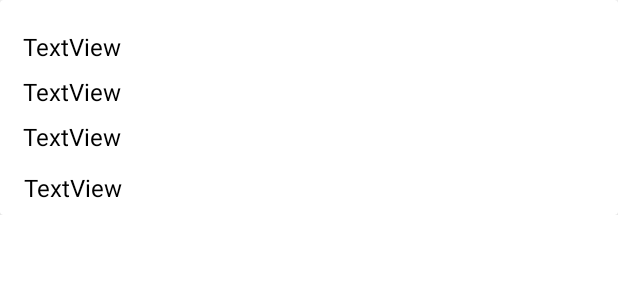
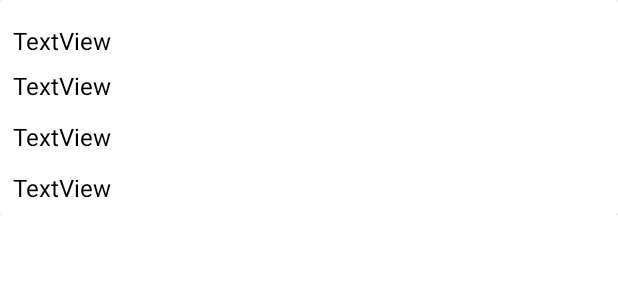
Before and after one commit to wrosado24/shop-online-android, an Android app: the layout compras.xml on its own in the app's theme, with its tools: preview values and no code run, on a phone screen of 412 x 824 dp. Shown: the top 300 px of the screen. Run offline under Robolectric (Android 15) with nearby library versions, the phone set to English and light mode, and no system bars; network calls fail.

Commit message:
añadido nuevas cosas

```diff
--- a/app/src/main/java/com/example/tiendaonline/Adaptador1.java
+++ b/app/src/main/java/com/example/tiendaonline/Adaptador1.java
@@ -45,7 +45,7 @@ public class Adaptador1 extends RecyclerView.Adapter<Adaptador1.myHolder>{
 
         holder.txtNombre.setText(producto.getNombre());
         holder.txtDescripcion.setText(producto.getDescripcion());
-        holder.txtMonto.setText(String.valueOf(producto.getMonto()));
+        holder.txtMonto.setText("S/. " + String.valueOf(producto.getMonto()));
 
         holder.miLayout.setOnClickListener(new View.OnClickListener() {
             @Override
--- a/app/src/main/java/com/example/tiendaonline/InicioFragment.java
+++ b/app/src/main/java/com/example/tiendaonline/InicioFragment.java
@@ -76,8 +76,6 @@ public class InicioFragment extends Fragment {
     }
 
     void listarProductos(){
-        Intent it = new Intent(getContext(), Login.class);
-        getContext().startActivity(it);
         String enlace = URL;
         productos = new ArrayList<>();
         jrq = new JsonObjectRequest(Request.Method.GET, enlace, null, new Response.Listener<JSONObject>() {
--- a/app/src/main/java/com/example/tiendaonline/Login.java
+++ b/app/src/main/java/com/example/tiendaonline/Login.java
@@ -62,7 +62,7 @@ public class Login extends AppCompatActivity {
                             logueo.setNombre(fila.getString("contrasena"));
                         }
                         guardarCredenciales(logueo.getId(), logueo.getNombre());
-                        Toast.makeText(getApplication(), "Bienvenido " + logueo.getNombre() + " " + logueo.getApellido(), Toast.LENGTH_SHORT).show();
+                        Toast.makeText(getApplication(), "Bienvenido " + logueo.getNombre(), Toast.LENGTH_SHORT).show();
 
                         Intent intent = new Intent(Login.this, MainActivity.class);
                         startActivity(intent);
--- a/app/src/main/res/layout/compras.xml
+++ b/app/src/main/res/layout/compras.xml
@@ -17,53 +17,53 @@
 
             <TextView
                 android:id="@+id/txtComprasSku"
-                android:layout_width="wrap_content"
+                android:layout_width="350dp"
                 android:layout_height="wrap_content"
-                android:layout_marginTop="20dp"
+                android:layout_marginTop="16dp"
                 android:text="TextView"
                 android:textColor="#000000"
                 android:textSize="16sp"
                 app:layout_constraintEnd_toEndOf="parent"
-                app:layout_constraintHorizontal_bias="0.045"
+                app:layout_constraintHorizontal_bias="0.144"
                 app:layout_constraintStart_toStartOf="parent"
                 app:layout_constraintTop_toTopOf="parent" />
 
             <TextView
                 android:id="@+id/txtComprasNombre"
-                android:layout_width="wrap_content"
+                android:layout_width="350dp"
                 android:layout_height="wrap_content"
                 android:layout_marginTop="8dp"
                 android:text="TextView"
                 android:textColor="#000000"
                 android:textSize="16sp"
                 app:layout_constraintEnd_toEndOf="parent"
-                app:layout_constraintHorizontal_bias="0.045"
+                app:layout_constraintHorizontal_bias="0.144"
                 app:layout_constraintStart_toStartOf="parent"
                 app:layout_constraintTop_toBottomOf="@+id/txtComprasSku" />
 
             <TextView
                 android:id="@+id/txtCompraCantidad"
-                android:layout_width="wrap_content"
-                android:layout_height="wrap_content"
-                android:layout_marginTop="8dp"
-                android:text="TextView"
-                android:textColor="#000000"
-                android:textSize="16sp"
-                app:layout_constraintEnd_toEndOf="parent"
-                app:layout_constraintHorizontal_bias="0.045"
-                app:layout_constraintStart_toStartOf="parent"
-                app:layout_constraintTop_toBottomOf="@+id/txtComprasNombre" />
-
-            <TextView
-                android:id="@+id/txtCompraMonto"
-                android:layout_width="wrap_content"
+                android:layout_width="350dp"
                 android:layout_height="wrap_content"
                 android:layout_marginTop="12dp"
                 android:text="TextView"
                 android:textColor="#000000"
                 android:textSize="16sp"
                 app:layout_constraintEnd_toEndOf="parent"
-                app:layout_constraintHorizontal_bias="0.046"
+                app:layout_constraintHorizontal_bias="0.144"
+                app:layout_constraintStart_toStartOf="parent"
+                app:layout_constraintTop_toBottomOf="@+id/txtComprasNombre" />
+
+            <TextView
+                android:id="@+id/txtCompraMonto"
+                android:layout_width="350dp"
+                android:layout_height="wrap_content"
+                android:layout_marginTop="12dp"
+                android:text="TextView"
+                android:textColor="#000000"
+                android:textSize="16sp"
+                app:layout_constraintEnd_toEndOf="parent"
+                app:layout_constraintHorizontal_bias="0.144"
                 app:layout_constraintStart_toStartOf="parent"
                 app:layout_constraintTop_toBottomOf="@+id/txtCompraCantidad" />
         </androidx.constraintlayout.widget.ConstraintLayout>
--- a/app/src/main/res/menu/bottom_nav_menu.xml
+++ b/app/src/main/res/menu/bottom_nav_menu.xml
@@ -4,16 +4,16 @@
     <item
         android:id="@+id/inicioFragment"
         android:icon="@drawable/ic_home_black_24dp"
-        android:title="Inicio" />
+        android:title="@string/titulo_inicio" />
 
     <item
         android:id="@+id/comprasFragment"
         android:icon="@drawable/ic_dashboard_black_24dp"
-        android:title="Compras" />
+        android:title="@string/titulo_compras" />
 
     <item
         android:id="@+id/mapsFragment"
         android:icon="@drawable/ic_notifications_black_24dp"
-        android:title="Localizacion" />
+        android:title="@string/titulo_maps" />
 
 </menu>
--- a/app/src/main/res/values/strings.xml
+++ b/app/src/main/res/values/strings.xml
@@ -1,8 +1,8 @@
 <resources>
     <string name="app_name">TiendaOnline</string>
-    <string name="title_home">Home</string>
-    <string name="title_dashboard">Dashboard</string>
-    <string name="title_notifications">Notifications</string>
+    <string name="titulo_inicio">Inicio</string>
+    <string name="titulo_compras">Compras</string>
+    <string name="titulo_maps">Localizacion</string>
     <!-- TODO: Remove or change this placeholder text -->
     <string name="hello_blank_fragment">Hello blank fragment</string>
 </resources>
```
Also changed, not shown: app/src/main/java/com/example/tiendaonline/Adaptador2.java (+4 -4 lines), app/src/main/java/com/example/tiendaonline/DetalleProducto.java (+31 -3 lines), app/src/main/res/layout/activity_detalle_producto.xml (+45 -28 lines), app/src/main/res/layout/productos.xml (+7 -4 lines).
